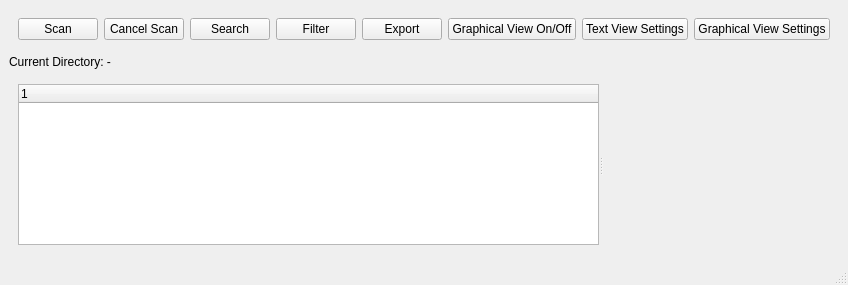
First picture: the form in Treesize/mainwindow.ui, repository DPCS3810/project-1-bugdealers, before the edit.
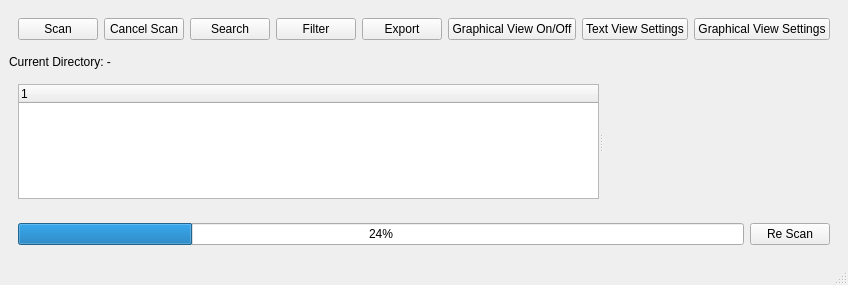
Second picture: the form after the edit.

```diff
--- a/Treesize/mainwindow.ui
+++ b/Treesize/mainwindow.ui
@@ -123,6 +123,32 @@
       </layout>
      </widget>
     </item>
+    <item>
+     <widget class="QWidget" name="widget" native="true">
+      <property name="sizePolicy">
+       <sizepolicy hsizetype="Preferred" vsizetype="Fixed">
+        <horstretch>0</horstretch>
+        <verstretch>0</verstretch>
+       </sizepolicy>
+      </property>
+      <layout class="QHBoxLayout" name="horizontalLayout_3">
+       <item>
+        <widget class="QProgressBar" name="progressBar">
+         <property name="value">
+          <number>24</number>
+         </property>
+        </widget>
+       </item>
+       <item>
+        <widget class="QPushButton" name="pushButton_9">
+         <property name="text">
+          <string>Re Scan</string>
+         </property>
+        </widget>
+       </item>
+      </layout>
+     </widget>
+    </item>
    </layout>
   </widget>
   <widget class="QMenuBar" name="menubar">
```
